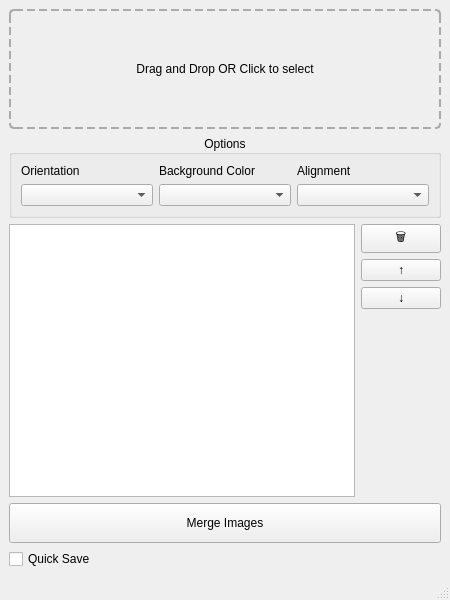
This is mainwindow.ui in chern-kp/QuickImageMerge as Qt 5 draws it before an edit. The edited form follows.
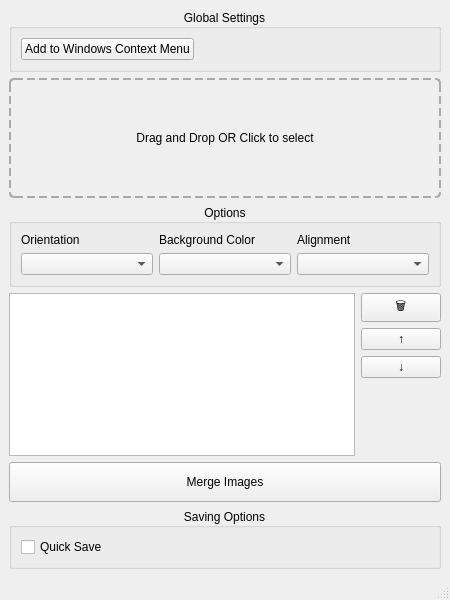
This is the edited form.

Commit message: feat: ui changes and "add to windows context menu" button

Patch:
```diff
--- a/mainwindow.ui
+++ b/mainwindow.ui
@@ -21,6 +21,38 @@
   </property>
   <widget class="QWidget" name="centralwidget">
    <layout class="QVBoxLayout" name="mainLayout">
+    <item>
+     <widget class="QGroupBox" name="settingsBox">
+      <property name="title">
+       <string>Global Settings</string>
+      </property>
+      <property name="alignment">
+       <set>Qt::AlignCenter</set>
+      </property>
+      <layout class="QHBoxLayout" name="horizontalLayout" stretch="1,2">
+       <item>
+        <widget class="QPushButton" name="addToContextMenuButton">
+         <property name="text">
+          <string>Add to Windows Context Menu</string>
+         </property>
+        </widget>
+       </item>
+       <item>
+        <spacer name="horizontalSpacer">
+         <property name="orientation">
+          <enum>Qt::Horizontal</enum>
+         </property>
+         <property name="sizeHint" stdset="0">
+          <size>
+           <width>40</width>
+           <height>20</height>
+          </size>
+         </property>
+        </spacer>
+       </item>
+      </layout>
+     </widget>
+    </item>
     <item>
      <widget class="QLabel" name="fileSelectionZone">
       <property name="minimumSize">
@@ -141,10 +173,22 @@
      </widget>
     </item>
     <item>
-     <widget class="QCheckBox" name="optionQuickSaveCheckBox">
-      <property name="text">
-       <string>Quick Save</string>
+     <widget class="QGroupBox" name="savingOptionsBox">
+      <property name="title">
+       <string>Saving Options</string>
       </property>
+      <property name="alignment">
+       <set>Qt::AlignCenter</set>
+      </property>
+      <layout class="QHBoxLayout" name="horizontalLayout_2">
+       <item>
+        <widget class="QCheckBox" name="optionQuickSaveCheckBox">
+         <property name="text">
+          <string>Quick Save</string>
+         </property>
+        </widget>
+       </item>
+      </layout>
      </widget>
     </item>
    </layout>
```
